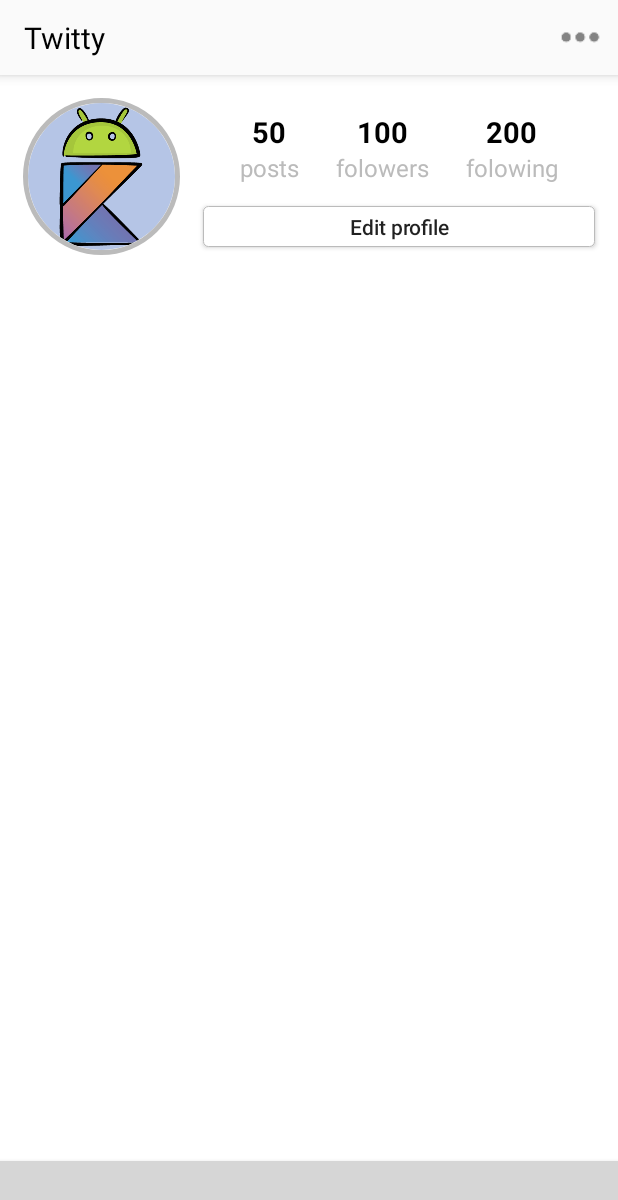
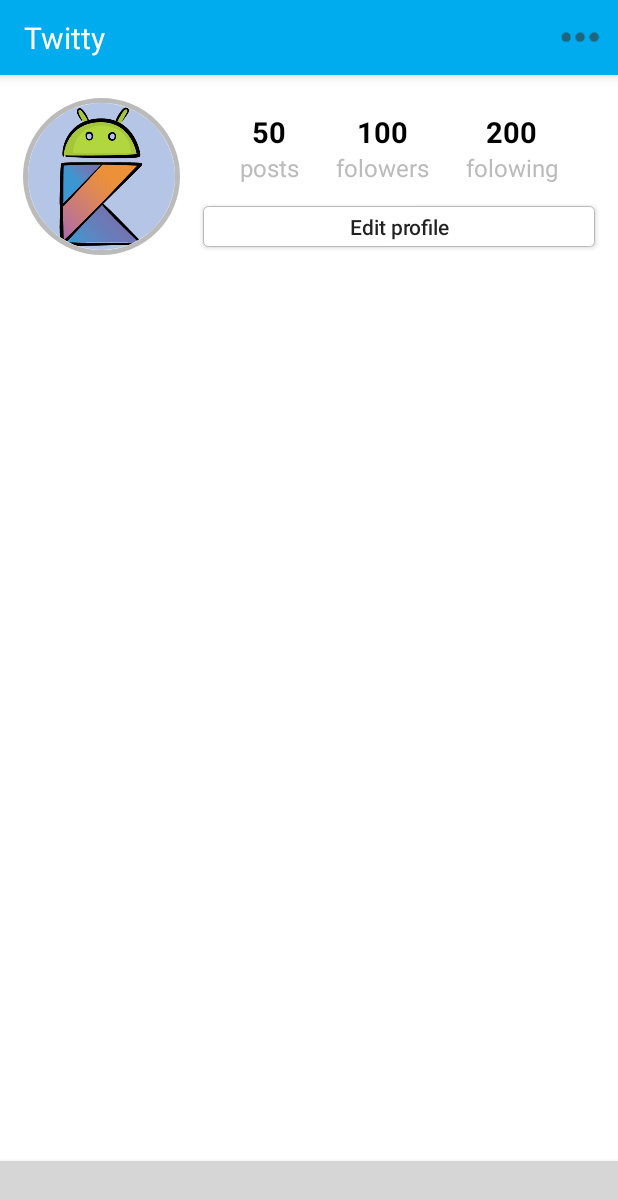
Before and after one commit to recer1q1/DiplomApp, an Android app: the ProfileActivity screen opened directly, with no data from a screen before it, on a phone screen of 412 x 824 dp. Shown: the top 1200 px of the screen. Run offline under Robolectric (Android 15) with nearby library versions, the phone set to English and light mode, and no system bars; our stand-ins replace CircleImageView; plain views replace BottomNavigationViewEx; 8 statements that could not run were skipped; grey boxes are pictures that could not be loaded.

Commit message:
изменены цвета

```diff
--- a/app/src/main/res/layout/activity_profile.xml
+++ b/app/src/main/res/layout/activity_profile.xml
@@ -14,7 +14,7 @@
             android:layout_height="50dp"
             tools:layout_editor_absoluteY="0dp"
             tools:layout_editor_absoluteX="50dp"
-            android:background="@color/whiteish"
+            android:background="@color/blue"
             android:elevation="5dp" tools:ignore="MissingConstraints">
 
 
@@ -27,7 +27,7 @@
                     android:layout_height="match_parent"
                     android:text="Twitty"
                     android:textSize="20sp"
-                    android:textColor="@color/black"
+                    android:textColor="@color/white"
                     app:layout_constraintBottom_toBottomOf="parent"
                     app:layout_constraintTop_toTopOf="parent" />
 
--- a/app/src/main/res/layout/bottom_navigation_view.xml
+++ b/app/src/main/res/layout/bottom_navigation_view.xml
@@ -7,7 +7,7 @@
             android:id="@+id/bottom_navigation_view"
             android:layout_width="match_parent"
             android:layout_height="50dp"
-            android:background="@color/whiteish"
+            android:background="@color/white"
             android:elevation="5dp"
             app:layout_constraintBottom_toBottomOf="parent"
             app:menu="@menu/bottom_navigation_menu"/>
--- a/app/src/main/res/values/colors.xml
+++ b/app/src/main/res/values/colors.xml
@@ -1,9 +1,9 @@
 <?xml version="1.0" encoding="utf-8"?>
 <resources>
     <color name="colorPrimary">#008577</color>
-    <color name="colorPrimaryDark">#00574B</color>
+    <color name="colorPrimaryDark">#00ACEE</color>
     <color name="colorAccent">#D81B60</color>
-    <color name="whiteish">#FAFAFA</color>
+    <color name="whiteish">#D3D3D3</color>
     <color name="white">#FFF</color>
     <color name="black">#000</color>
     <color name="grey">#BBB</color>
--- a/build.gradle
+++ b/build.gradle
@@ -7,7 +7,7 @@ buildscript {
         jcenter()
     }
     dependencies {
-        classpath 'com.android.tools.build:gradle:3.3.0'
+        classpath 'com.android.tools.build:gradle:3.3.2'
         classpath "org.jetbrains.kotlin:kotlin-gradle-plugin:$kotlin_version"
 
         // NOTE: Do not place your application dependencies here; they belong
```
Also changed, not shown: 2 other files.
